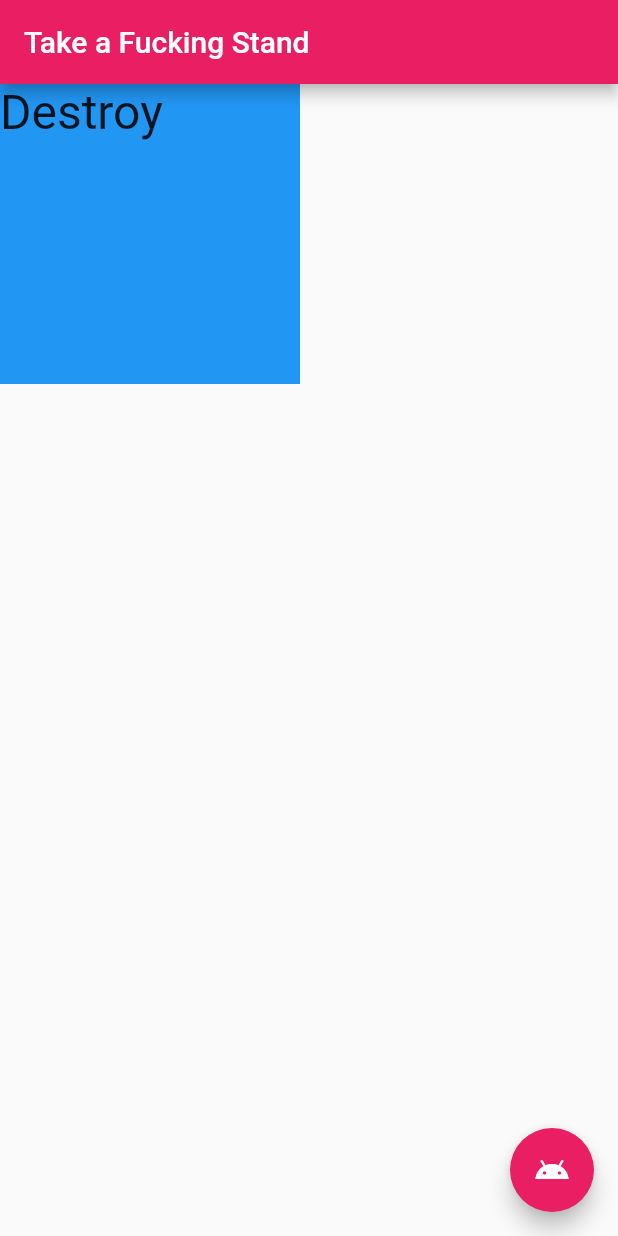
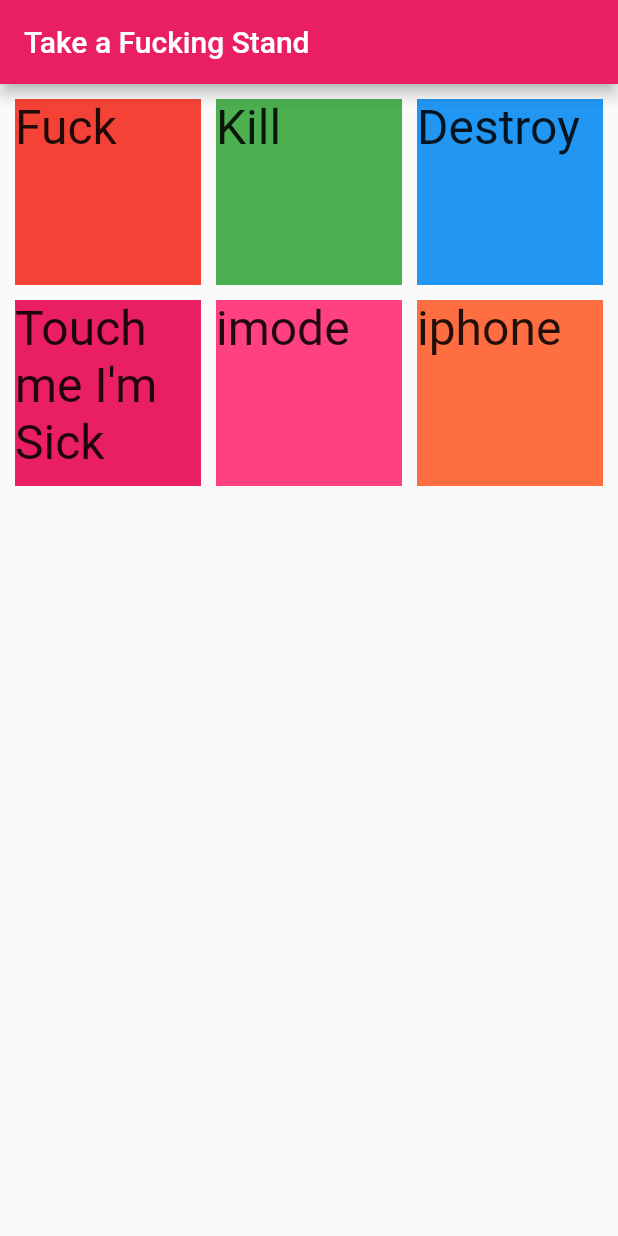
Before and after one commit to shtakai/udonfluttre, a Flutter app: the screen it shows after launch, on a phone screen of 412 x 824 dp. Run offline on Flutter 3.47's test engine with Material 2 defaults, Android fonts, the phone set to English and light mode, and no system bars.

Commit message:
Change to grid

```diff
--- a/lib/main.dart
+++ b/lib/main.dart
@@ -28,7 +28,7 @@ class MyHomePage extends StatefulWidget {
 }
 
 class _MyHomePageState extends State<MyHomePage> {
-  var _stackData = <Widget>[
+  var _gridData = <Widget>[
     Container(
       color: Colors.red,
       width: 200.0,
@@ -68,27 +68,63 @@ class _MyHomePageState extends State<MyHomePage> {
         ),
       ),
     ),
+    Container(
+      color: Colors.pink,
+      width: 200.0,
+      height: 200.0,
+      child: Text(
+        "Touch me I'm Sick",
+        style: TextStyle(
+          fontSize: 32.0,
+          fontWeight: FontWeight.w400,
+          fontFamily: "Roboto",
+        ),
+      ),
+    ),
+    Container(
+      color: Colors.pinkAccent,
+      width: 200.0,
+      height: 200.0,
+      child: Text(
+        "imode",
+        style: TextStyle(
+          fontSize: 32.0,
+          fontWeight: FontWeight.w400,
+          fontFamily: "Roboto",
+        ),
+      ),
+    ),
+    Container(
+      color: Colors.deepOrangeAccent,
+      width: 200.0,
+      height: 200.0,
+      child: Text(
+        "iphone",
+        style: TextStyle(
+          fontSize: 32.0,
+          fontWeight: FontWeight.w400,
+          fontFamily: "Roboto",
+        ),
+      ),
+    ),
   ];
 
   @override
   Widget build(BuildContext context) {
     return new Scaffold(
-      appBar: new AppBar(
-        title: new Text('Take a Fucking Stand'),
-      ),
-      body: Stack(
-        children: _stackData,
-      ),
-      floatingActionButton: FloatingActionButton(
-        child: Icon(Icons.android),
-        onPressed: fabPressesed,
-      ),
-    );
+        appBar: new AppBar(
+          title: new Text('Take a Fucking Stand'),
+        ),
+        body: GridView.count(
+          crossAxisCount: 3,
+          mainAxisSpacing: 10.0,
+          crossAxisSpacing: 10.0,
+          padding: EdgeInsets.all(10.0),
+          children: _gridData,
+        ));
   }
 
   void fabPressesed() {
-    setState(() {
-      _stackData.insert(0, _stackData.removeLast());
-    });
+    setState(() {});
   }
 }
```
